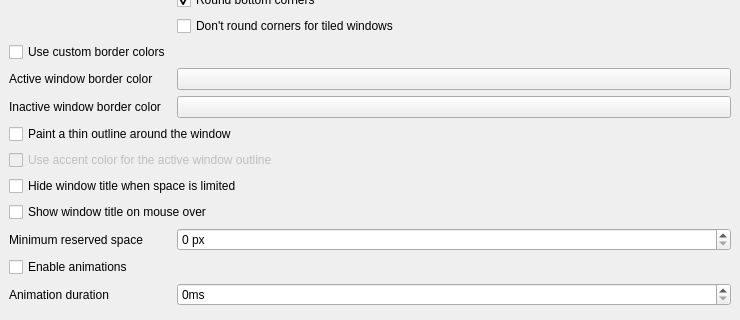
First picture: the form in src/kcm/config.ui, repository guiodic/material-decoration, before the edit; both pictures show x 0 to 740 and y 188 to 508 of the 740 by 749 pixel window.
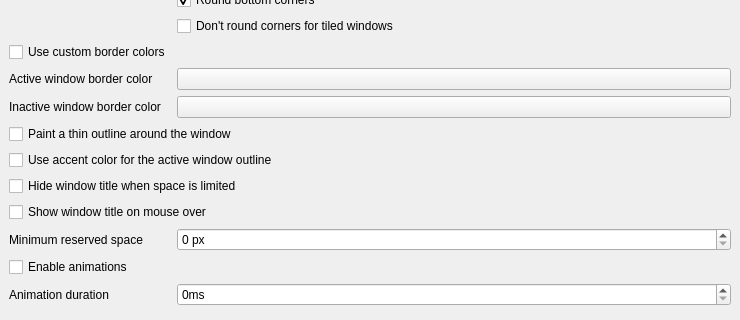
Second picture: the form after the edit. Custom widgets are drawn as their Qt base class.

Patch:
```diff
--- a/src/kcm/config.ui
+++ b/src/kcm/config.ui
@@ -183,9 +183,6 @@
        </item>
        <item row="11" column="0" colspan="2">
         <widget class="QCheckBox" name="kcfg_ActiveOutlineUsesAccent">
-         <property name="enabled">
-          <bool>false</bool>
-         </property>
          <property name="text">
           <string>Use accent color for the active window outline</string>
          </property>
```
